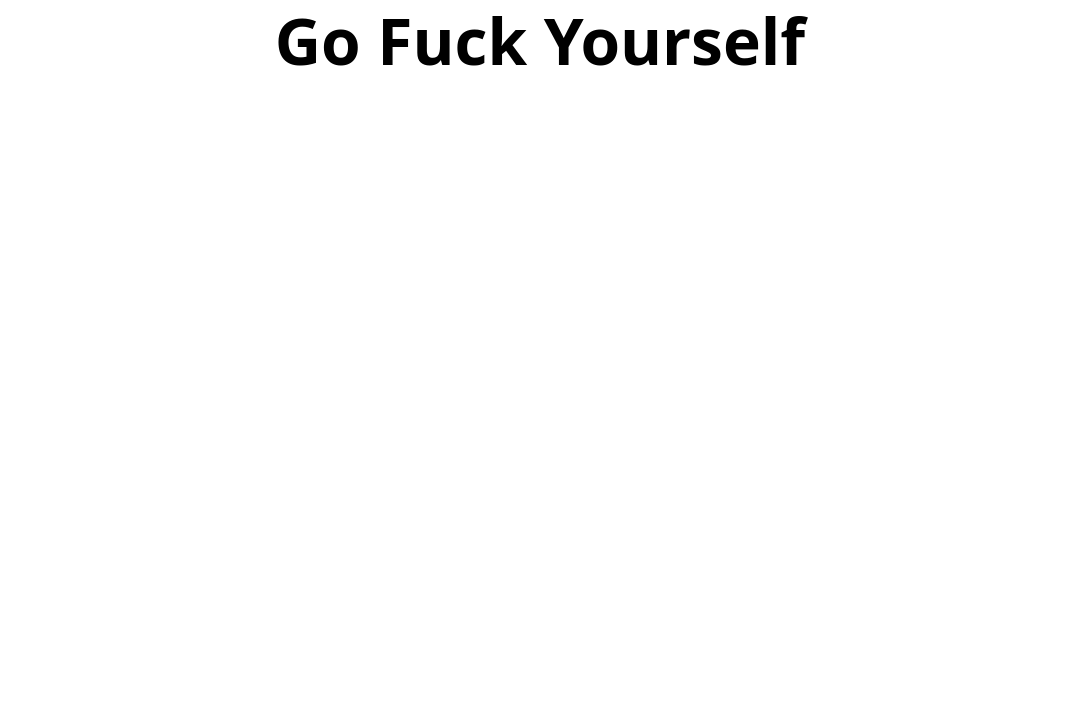
Qt form client/src/MainWindow.ui (name1e5s/MemoryGame) before a commit.
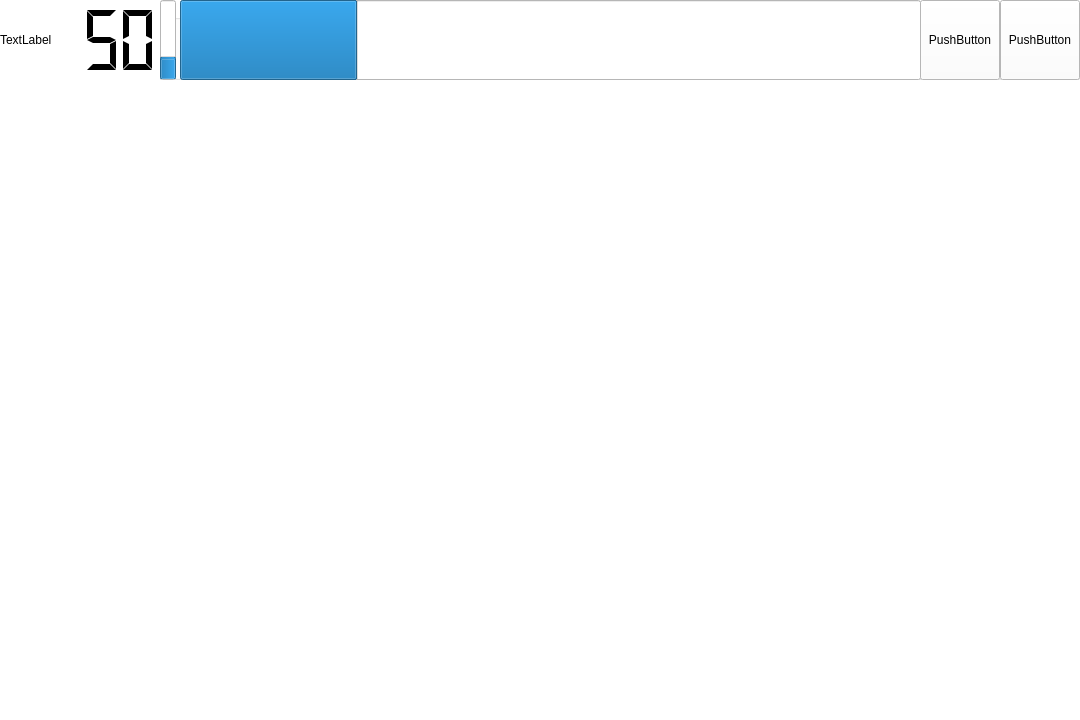
The same form after that commit.

Commit message: MainWindow: No More Go F**k Yourself

The edit to the form file:
```diff
--- a/client/src/MainWindow.ui
+++ b/client/src/MainWindow.ui
@@ -49,7 +49,7 @@
      </rect>
     </property>
    </widget>
-   <widget class="QLabel" name="label">
+   <widget class="QGroupBox" name="groupBox">
     <property name="geometry">
      <rect>
       <x>0</x>
@@ -58,19 +58,129 @@
       <height>80</height>
      </rect>
     </property>
-    <property name="font">
-     <font>
-      <family>Fira Code</family>
-      <pointsize>48</pointsize>
-      <weight>75</weight>
-      <bold>true</bold>
-     </font>
+    <property name="title">
+     <string>GroupBox</string>
     </property>
-    <property name="text">
-     <string>Go Fuck Yourself</string>
+    <widget class="QPushButton" name="startNewGameButton">
+     <property name="geometry">
+      <rect>
+       <x>920</x>
+       <y>0</y>
+       <width>80</width>
+       <height>80</height>
+      </rect>
+     </property>
+     <property name="text">
+      <string>PushButton</string>
+     </property>
+    </widget>
+    <widget class="QPushButton" name="pauseGameButton">
+     <property name="geometry">
+      <rect>
+       <x>1000</x>
+       <y>0</y>
+       <width>80</width>
+       <height>80</height>
+      </rect>
+     </property>
+     <property name="text">
+      <string>PushButton</string>
+     </property>
+    </widget>
+    <widget class="QLCDNumber" name="levelNumber">
+     <property name="geometry">
+      <rect>
+       <x>80</x>
+       <y>0</y>
+       <width>80</width>
+       <height>80</height>
+      </rect>
+     </property>
+     <property name="frameShape">
+      <enum>QFrame::NoFrame</enum>
+     </property>
+     <property name="frameShadow">
+      <enum>QFrame::Sunken</enum>
+     </property>
+     <property name="digitCount">
+      <number>2</number>
+     </property>
+     <property name="segmentStyle">
+      <enum>QLCDNumber::Flat</enum>
+     </property>
+     <property name="value" stdset="0">
+      <double>50.000000000000000</double>
+     </property>
+    </widget>
+    <widget class="QLabel" name="UserID">
+     <property name="geometry">
+      <rect>
+       <x>0</x>
+       <y>0</y>
+       <width>80</width>
+       <height>80</height>
+      </rect>
+     </property>
+     <property name="text">
+      <string>TextLabel</string>
+     </property>
+    </widget>
+    <widget class="QProgressBar" name="updateProgress">
+     <property name="geometry">
+      <rect>
+       <x>160</x>
+       <y>0</y>
+       <width>16</width>
+       <height>80</height>
+      </rect>
+     </property>
+     <property name="value">
+      <number>24</number>
+     </property>
+     <property name="textVisible">
+      <bool>false</bool>
+     </property>
+     <property name="orientation">
+      <enum>Qt::Vertical</enum>
+     </property>
+    </widget>
+    <widget class="QProgressBar" name="progressBar">
+     <property name="geometry">
+      <rect>
+       <x>180</x>
+       <y>0</y>
+       <width>741</width>
+       <height>80</height>
+      </rect>
+     </property>
+     <property name="value">
+      <number>24</number>
+     </property>
+     <property name="textVisible">
+      <bool>false</bool>
+     </property>
+     <property name="invertedAppearance">
+      <bool>false</bool>
+     </property>
+    </widget>
+   </widget>
+   <widget class="Line" name="line">
+    <property name="geometry">
+     <rect>
+      <x>0</x>
+      <y>80</y>
+      <width>1080</width>
+      <height>1</height>
+     </rect>
     </property>
-    <property name="alignment">
-     <set>Qt::AlignCenter</set>
+    <property name="lineWidth">
+     <number>1</number>
+    </property>
+    <property name="midLineWidth">
+     <number>0</number>
+    </property>
+    <property name="orientation">
+     <enum>Qt::Horizontal</enum>
     </property>
    </widget>
   </widget>
```
Left out of the diff: 5 changed lines with no effect on the pictures.
